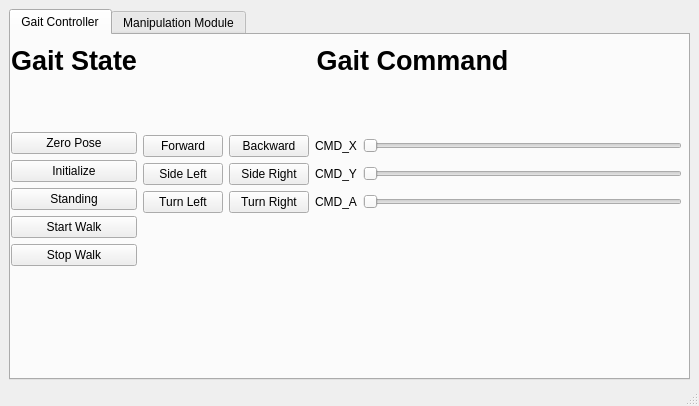
Above: robinion_gui/ui/robinion_gui.ui from EDGS-GIT/Robinion-Framework before the change. Below: the same form after it.
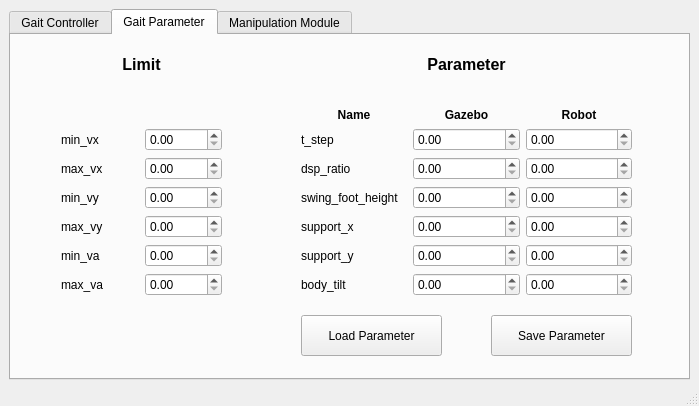
That is the form after the change.

Commit message: update ui for gait parameter

What changed in the file:
```diff
--- a/robinion_gui/ui/robinion_gui.ui
+++ b/robinion_gui/ui/robinion_gui.ui
@@ -27,7 +27,7 @@
      <item>
       <widget class="QTabWidget" name="tabWidget">
        <property name="currentIndex">
-        <number>0</number>
+        <number>1</number>
        </property>
        <widget class="QWidget" name="tab_walking">
         <attribute name="title">
@@ -258,6 +258,315 @@
          </layout>
         </widget>
        </widget>
+       <widget class="QWidget" name="tab_gait_parameter">
+        <attribute name="title">
+         <string>Gait Parameter</string>
+        </attribute>
+        <widget class="QWidget" name="verticalLayoutWidget_2">
+         <property name="geometry">
+          <rect>
+           <x>50</x>
+           <y>20</y>
+           <width>161</width>
+           <height>241</height>
+          </rect>
+         </property>
+         <layout class="QVBoxLayout" name="verticalLayout_5">
+          <item>
+           <widget class="QLabel" name="labelLImit">
+            <property name="font">
+             <font>
+              <pointsize>12</pointsize>
+              <weight>75</weight>
+              <bold>true</bold>
+             </font>
+            </property>
+            <property name="text">
+             <string>Limit</string>
+            </property>
+            <property name="alignment">
+             <set>Qt::AlignCenter</set>
+            </property>
+           </widget>
+          </item>
+          <item>
+           <spacer name="verticalSpacer_4">
+            <property name="orientation">
+             <enum>Qt::Vertical</enum>
+            </property>
+            <property name="sizeHint" stdset="0">
+             <size>
+              <width>20</width>
+              <height>40</height>
+             </size>
+            </property>
+           </spacer>
+          </item>
+          <item>
+           <layout class="QGridLayout" name="gridLayout_3">
+            <item row="1" column="1">
+             <widget class="QDoubleSpinBox" name="dSB_max_vx"/>
+            </item>
+            <item row="1" column="0">
+             <widget class="QLabel" name="label_max_vx">
+              <property name="text">
+               <string>max_vx</string>
+              </property>
+             </widget>
+            </item>
+            <item row="2" column="0">
+             <widget class="QLabel" name="label_min_vy">
+              <property name="text">
+               <string>min_vy</string>
+              </property>
+             </widget>
+            </item>
+            <item row="4" column="1">
+             <widget class="QDoubleSpinBox" name="dSB_min_va"/>
+            </item>
+            <item row="3" column="0">
+             <widget class="QLabel" name="label_max_vy">
+              <property name="text">
+               <string>max_vy</string>
+              </property>
+             </widget>
+            </item>
+            <item row="0" column="0">
+             <widget class="QLabel" name="label_min_vx">
+              <property name="text">
+               <string>min_vx</string>
+              </property>
+             </widget>
+            </item>
+            <item row="0" column="1">
+             <widget class="QDoubleSpinBox" name="dSB_min_vx"/>
+            </item>
+            <item row="3" column="1">
+             <widget class="QDoubleSpinBox" name="dSB_max_vy"/>
+            </item>
+            <item row="2" column="1">
+             <widget class="QDoubleSpinBox" name="dSB_min_vy"/>
+            </item>
+            <item row="4" column="0">
+             <widget class="QLabel" name="label_min_va">
+              <property name="text">
+               <string>min_va</string>
+              </property>
+             </widget>
+            </item>
+            <item row="5" column="0">
+             <widget class="QLabel" name="label_max_va">
+              <property name="text">
+               <string>max_va</string>
+              </property>
+             </widget>
+            </item>
+            <item row="5" column="1">
+             <widget class="QDoubleSpinBox" name="dSB_max_va"/>
+            </item>
+           </layout>
+          </item>
+         </layout>
+        </widget>
+        <widget class="QWidget" name="verticalLayoutWidget_3">
+         <property name="geometry">
+          <rect>
+           <x>290</x>
+           <y>20</y>
+           <width>331</width>
+           <height>241</height>
+          </rect>
+         </property>
+         <layout class="QVBoxLayout" name="verticalLayout_7">
+          <item>
+           <widget class="QLabel" name="labelParameter">
+            <property name="font">
+             <font>
+              <pointsize>12</pointsize>
+              <weight>75</weight>
+              <bold>true</bold>
+             </font>
+            </property>
+            <property name="text">
+             <string>Parameter</string>
+            </property>
+            <property name="alignment">
+             <set>Qt::AlignCenter</set>
+            </property>
+           </widget>
+          </item>
+          <item>
+           <spacer name="verticalSpacer_5">
+            <property name="orientation">
+             <enum>Qt::Vertical</enum>
+            </property>
+            <property name="sizeHint" stdset="0">
+             <size>
+              <width>20</width>
+              <height>40</height>
+             </size>
+            </property>
+           </spacer>
+          </item>
+          <item>
+           <layout class="QGridLayout" name="gridLayout_4">
+            <item row="1" column="0">
+             <widget class="QLabel" name="label_t_step">
+              <property name="text">
+               <string>t_step</string>
+              </property>
+             </widget>
+            </item>
+            <item row="1" column="2">
+             <widget class="QDoubleSpinBox" name="dSB_rb_t_step"/>
+            </item>
+            <item row="4" column="0">
+             <widget class="QLabel" name="label_support_x">
+              <property name="text">
+               <string>support_x</string>
+              </property>
+             </widget>
+            </item>
+            <item row="2" column="2">
+             <widget class="QDoubleSpinBox" name="dSB_rb_dsp_ratio"/>
+            </item>
+            <item row="0" column="0">
+             <widget class="QLabel" name="labelParameterName">
+              <property name="font">
+               <font>
+                <weight>75</weight>
+                <bold>true</bold>
+               </font>
+              </property>
+              <property name="text">
+               <string>Name</string>
+              </property>
+              <property name="alignment">
+               <set>Qt::AlignCenter</set>
+              </property>
+             </widget>
+            </item>
+            <item row="3" column="0">
+             <widget class="QLabel" name="label_swing_foot_height">
+              <property name="text">
+               <string>swing_foot_height</string>
+              </property>
+             </widget>
+            </item>
+            <item row="5" column="0">
+             <widget class="QLabel" name="label_support_y">
+              <property name="text">
+               <string>support_y</string>
+              </property>
+             </widget>
+            </item>
+            <item row="0" column="1">
+             <widget class="QLabel" name="labelParameterGazebo">
+              <property name="font">
+               <font>
+                <weight>75</weight>
+                <bold>true</bold>
+               </font>
+              </property>
+              <property name="text">
+               <string>Gazebo</string>
+              </property>
+              <property name="alignment">
+               <set>Qt::AlignCenter</set>
+              </property>
+             </widget>
+            </item>
+            <item row="0" column="2">
+             <widget class="QLabel" name="labelParameterRobot">
+              <property name="font">
+               <font>
+                <weight>75</weight>
+                <bold>true</bold>
+               </font>
+              </property>
+              <property name="text">
+               <string>Robot</string>
+              </property>
+              <property name="alignment">
+               <set>Qt::AlignCenter</set>
+              </property>
+             </widget>
+            </item>
+            <item row="2" column="0">
+             <widget class="QLabel" name="label_dsp_ratio">
+              <property name="text">
+               <string>dsp_ratio</string>
+              </property>
+             </widget>
+            </item>
+            <item row="2" column="1">
+             <widget class="QDoubleSpinBox" name="dSB_gz_dsp_ratio"/>
+            </item>
+            <item row="1" column="1">
+             <widget class="QDoubleSpinBox" name="dSB_gz_t_step"/>
+            </item>
+            <item row="6" column="0">
+             <widget class="QLabel" name="label_body_tilt">
+              <property name="text">
+               <string>body_tilt</string>
+              </property>
+             </widget>
+            </item>
+            <item row="3" column="1">
+             <widget class="QDoubleSpinBox" name="dSB_gz_swing_foot_height"/>
+            </item>
+            <item row="4" column="1">
+             <widget class="QDoubleSpinBox" name="dSB_gz_support_x"/>
+            </item>
+            <item row="5" column="1">
+             <widget class="QDoubleSpinBox" name="dSB_gz_support_y"/>
+            </item>
+            <item row="6" column="1">
+             <widget class="QDoubleSpinBox" name="dSB_gz_body_tilt"/>
+            </item>
+            <item row="3" column="2">
+             <widget class="QDoubleSpinBox" name="dSB_rb_swing_foot_height"/>
+            </item>
+            <item row="4" column="2">
+             <widget class="QDoubleSpinBox" name="dSB_rb_support_x"/>
+            </item>
+            <item row="5" column="2">
+             <widget class="QDoubleSpinBox" name="dSB_rb_support_y"/>
+            </item>
+            <item row="6" column="2">
+             <widget class="QDoubleSpinBox" name="dSB_rb_body_tilt"/>
+            </item>
+           </layout>
+          </item>
+         </layout>
+        </widget>
+        <widget class="QPushButton" name="pushButtonLoadParameter">
+         <property name="geometry">
+          <rect>
+           <x>290</x>
+           <y>280</y>
+           <width>141</width>
+           <height>41</height>
+          </rect>
+         </property>
+         <property name="text">
+          <string>Load Parameter</string>
+         </property>
+        </widget>
+        <widget class="QPushButton" name="pushButtonSaveParameter">
+         <property name="geometry">
+          <rect>
+           <x>480</x>
+           <y>280</y>
+           <width>141</width>
+           <height>41</height>
+          </rect>
+         </property>
+         <property name="text">
+          <string>Save Parameter</string>
+         </property>
+        </widget>
+       </widget>
        <widget class="QWidget" name="tab_manipulation">
         <attribute name="title">
          <string>Manipulation Module</string>
```
